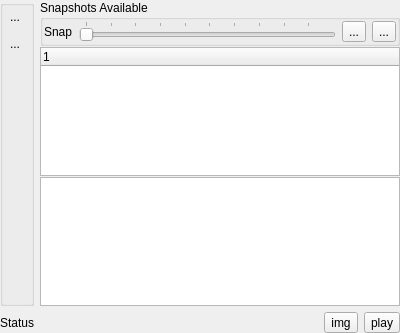
Before: the Qt Designer form lumina-fm/widgets/DirWidget.ui in lumina-desktop/lumina, drawn with Qt 5.
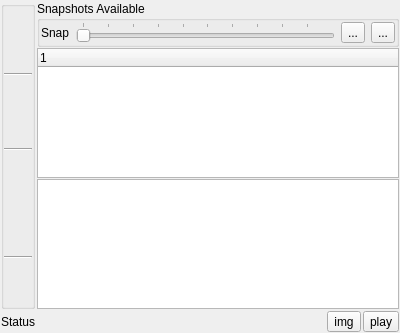
After: the same form once the commit is applied. The open tabs and pages were chosen to show the change.

The edit to the form file:
```diff
--- a/lumina-fm/widgets/DirWidget.ui
+++ b/lumina-fm/widgets/DirWidget.ui
@@ -15,49 +15,21 @@
   </property>
   <layout class="QGridLayout" name="gridLayout" columnstretch="0,1">
    <property name="leftMargin">
-    <number>0</number>
+    <number>1</number>
    </property>
    <property name="topMargin">
-    <number>0</number>
+    <number>1</number>
    </property>
    <property name="rightMargin">
-    <number>0</number>
+    <number>1</number>
    </property>
    <property name="bottomMargin">
-    <number>0</number>
+    <number>1</number>
+   </property>
+   <property name="spacing">
+    <number>2</number>
    </property>
    <item row="0" column="0">
-    <widget class="QStackedWidget" name="stacked_actions">
-     <property name="sizePolicy">
-      <sizepolicy hsizetype="Minimum" vsizetype="Preferred">
-       <horstretch>0</horstretch>
-       <verstretch>0</verstretch>
-      </sizepolicy>
-     </property>
-     <property name="currentIndex">
-      <number>0</number>
-     </property>
-     <widget class="QWidget" name="page_dir">
-      <property name="sizePolicy">
-       <sizepolicy hsizetype="Minimum" vsizetype="Preferred">
-        <horstretch>0</horstretch>
-        <verstretch>0</verstretch>
-       </sizepolicy>
-      </property>
-      <layout class="QVBoxLayout" name="verticalLayout">
-       <property name="leftMargin">
-        <number>0</number>
-       </property>
-       <property name="topMargin">
-        <number>0</number>
-       </property>
-       <property name="rightMargin">
-        <number>0</number>
-       </property>
-       <property name="bottomMargin">
-        <number>0</number>
-       </property>
-       <item>
         <widget class="QGroupBox" name="group_actions">
          <property name="sizePolicy">
           <sizepolicy hsizetype="Minimum" vsizetype="Preferred">
@@ -297,98 +269,6 @@
          </layout>
         </widget>
        </item>
-      </layout>
-     </widget>
-     <widget class="QWidget" name="page_restore">
-      <property name="sizePolicy">
-       <sizepolicy hsizetype="Minimum" vsizetype="Preferred">
-        <horstretch>0</horstretch>
-        <verstretch>0</verstretch>
-       </sizepolicy>
-      </property>
-      <layout class="QVBoxLayout" name="verticalLayout_4">
-       <property name="leftMargin">
-        <number>0</number>
-       </property>
-       <property name="topMargin">
-        <number>0</number>
-       </property>
-       <property name="rightMargin">
-        <number>0</number>
-       </property>
-       <property name="bottomMargin">
-        <number>0</number>
-       </property>
-       <item>
-        <widget class="QGroupBox" name="groupBox">
-         <property name="sizePolicy">
-          <sizepolicy hsizetype="Minimum" vsizetype="Preferred">
-           <horstretch>0</horstretch>
-           <verstretch>0</verstretch>
-          </sizepolicy>
-         </property>
-         <property name="title">
-          <string/>
-         </property>
-         <layout class="QVBoxLayout" name="verticalLayout_5">
-          <property name="leftMargin">
-           <number>0</number>
-          </property>
-          <property name="topMargin">
-           <number>0</number>
-          </property>
-          <property name="rightMargin">
-           <number>0</number>
-          </property>
-          <property name="bottomMargin">
-           <number>0</number>
-          </property>
-          <item>
-           <widget class="QToolButton" name="tool_restore">
-            <property name="statusTip">
-             <string>Restore File(s)</string>
-            </property>
-            <property name="text">
-             <string notr="true">...</string>
-            </property>
-            <property name="autoRaise">
-             <bool>true</bool>
-            </property>
-           </widget>
-          </item>
-          <item>
-           <widget class="QToolButton" name="tool_restore_over">
-            <property name="statusTip">
-             <string>Restore Files(s) (Overwrite any conflicting files)</string>
-            </property>
-            <property name="text">
-             <string notr="true">...</string>
-            </property>
-            <property name="autoRaise">
-             <bool>true</bool>
-            </property>
-           </widget>
-          </item>
-          <item>
-           <spacer name="verticalSpacer_2">
-            <property name="orientation">
-             <enum>Qt::Vertical</enum>
-            </property>
-            <property name="sizeHint" stdset="0">
-             <size>
-              <width>20</width>
-              <height>40</height>
-             </size>
-            </property>
-           </spacer>
-          </item>
-         </layout>
-        </widget>
-       </item>
-      </layout>
-     </widget>
-    </widget>
-   </item>
    <item row="0" column="1">
     <layout class="QVBoxLayout" name="verticalLayout_2">
      <property name="spacing">
```
Left out of the diff: 10 changed lines with no effect on the pictures. Lines whose indentation alone changed are shown as unchanged.
